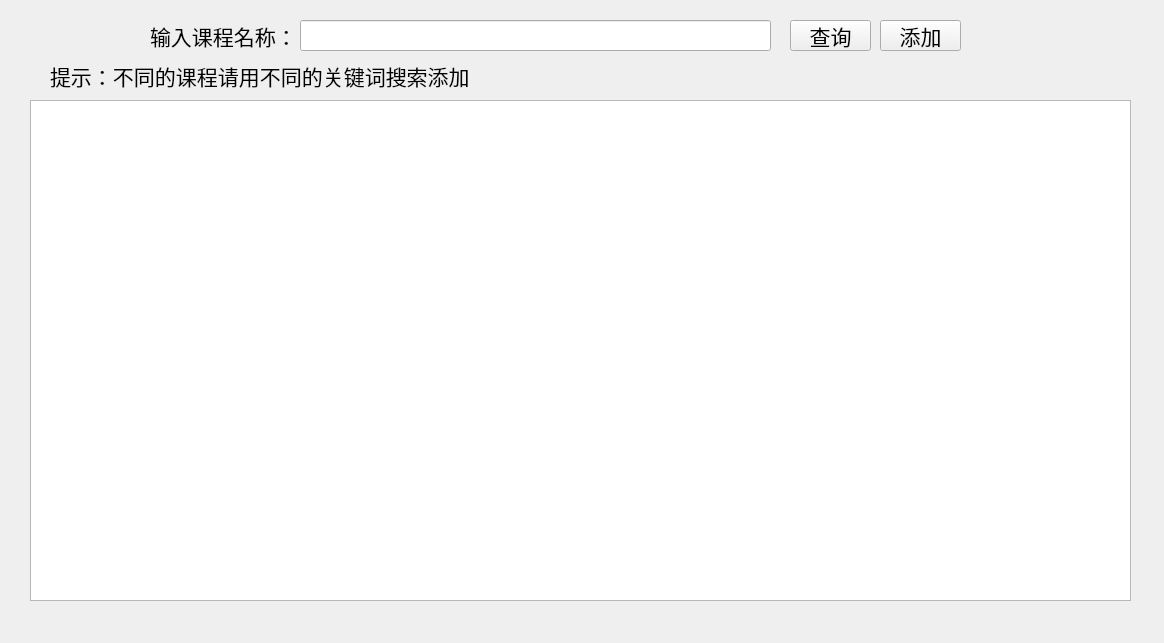
Qt form ui/add.ui (assumeengagetry/SCU-URP-Helper) before a commit.
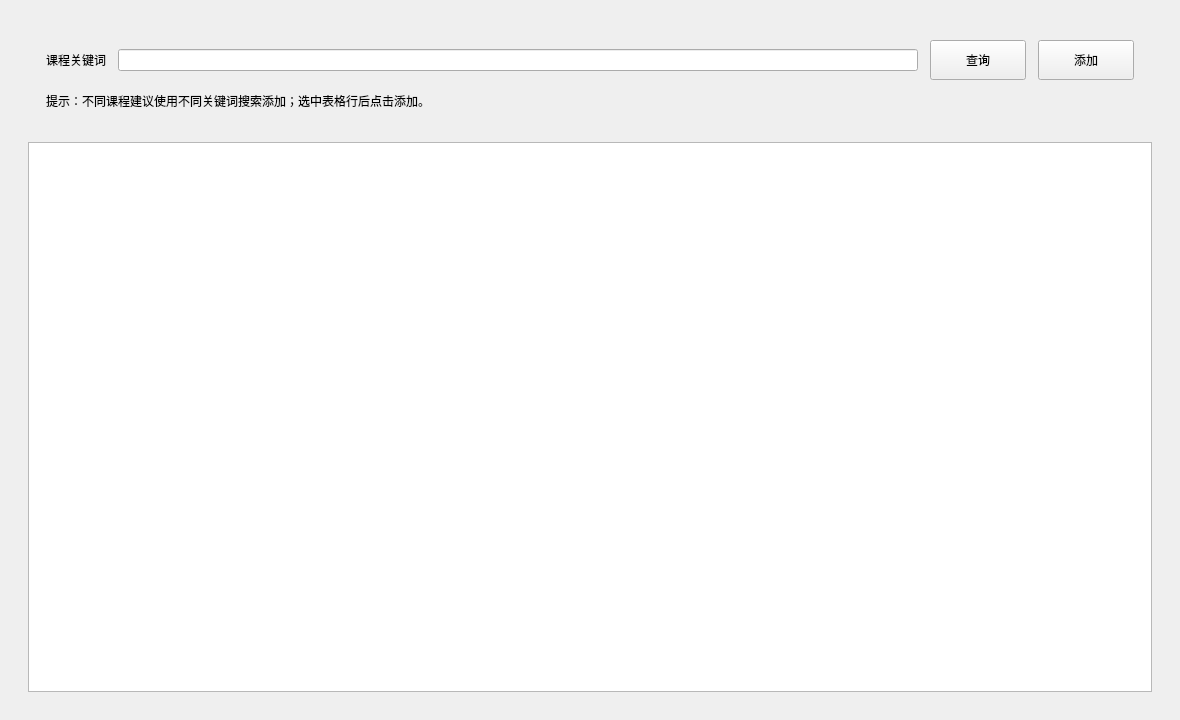
The same form after that commit.

Diff of the .ui file:
```diff
--- a/ui/add.ui
+++ b/ui/add.ui
@@ -6,115 +6,120 @@
    <rect>
     <x>0</x>
     <y>0</y>
-    <width>1164</width>
-    <height>643</height>
+    <width>1180</width>
+    <height>720</height>
    </rect>
   </property>
+  <property name="minimumSize">
+   <size>
+    <width>900</width>
+    <height>560</height>
+   </size>
+  </property>
   <property name="windowTitle">
    <string>SCU URP Helper</string>
   </property>
-  <widget class="QTableWidget" name="table">
-   <property name="geometry">
-    <rect>
-     <x>30</x>
-     <y>100</y>
-     <width>1101</width>
-     <height>501</height>
-    </rect>
+  <layout class="QVBoxLayout" name="pageLayout">
+   <property name="leftMargin">
+    <number>28</number>
    </property>
-  </widget>
-  <widget class="QLineEdit" name="query_info">
-   <property name="geometry">
-    <rect>
-     <x>300</x>
-     <y>20</y>
-     <width>471</width>
-     <height>31</height>
-    </rect>
+   <property name="topMargin">
+    <number>24</number>
    </property>
-   <property name="font">
-    <font>
-     <family>微软雅黑</family>
-     <pointsize>16</pointsize>
-    </font>
+   <property name="rightMargin">
+    <number>28</number>
    </property>
-  </widget>
-  <widget class="QPushButton" name="query_btn">
-   <property name="geometry">
-    <rect>
-     <x>790</x>
-     <y>20</y>
-     <width>81</width>
-     <height>31</height>
-    </rect>
+   <property name="bottomMargin">
+    <number>28</number>
    </property>
-   <property name="font">
-    <font>
-     <family>微软雅黑</family>
-     <pointsize>16</pointsize>
-    </font>
+   <property name="spacing">
+    <number>16</number>
    </property>
-   <property name="text">
-    <string>查询</string>
-   </property>
-  </widget>
-  <widget class="QLabel" name="label">
-   <property name="geometry">
-    <rect>
-     <x>150</x>
-     <y>20</y>
-     <width>161</width>
-     <height>31</height>
-    </rect>
-   </property>
-   <property name="font">
-    <font>
-     <family>微软雅黑</family>
-     <pointsize>16</pointsize>
-    </font>
-   </property>
-   <property name="text">
-    <string>输入课程名称：</string>
-   </property>
-  </widget>
-  <widget class="QPushButton" name="add_btn">
-   <property name="geometry">
-    <rect>
-     <x>880</x>
-     <y>20</y>
-     <width>81</width>
-     <height>31</height>
-    </rect>
-   </property>
-   <property name="font">
-    <font>
-     <family>微软雅黑</family>
-     <pointsize>16</pointsize>
-    </font>
-   </property>
-   <property name="text">
-    <string>添加</string>
-   </property>
-  </widget>
-  <widget class="QLabel" name="label_2">
-   <property name="geometry">
-    <rect>
-     <x>50</x>
-     <y>60</y>
-     <width>441</width>
-     <height>31</height>
-    </rect>
-   </property>
-   <property name="font">
-    <font>
-     <family>宋体</family>
-     <pointsize>16</pointsize>
-    </font>
-   </property>
-   <property name="text">
-    <string>提示：不同的课程请用不同的关键词搜索添加</string>
-   </property>
-  </widget>
+   <item>
+    <widget class="QFrame" name="toolbarCard">
+     <property name="frameShape">
+      <enum>QFrame::NoFrame</enum>
+     </property>
+     <layout class="QVBoxLayout" name="toolbarOuterLayout">
+      <property name="leftMargin">
+       <number>18</number>
+      </property>
+      <property name="topMargin">
+       <number>16</number>
+      </property>
+      <property name="rightMargin">
+       <number>18</number>
+      </property>
+      <property name="bottomMargin">
+       <number>16</number>
+      </property>
+      <property name="spacing">
+       <number>12</number>
+      </property>
+      <item>
+       <layout class="QHBoxLayout" name="toolbarLayout">
+        <property name="spacing">
+         <number>12</number>
+        </property>
+        <item>
+         <widget class="QLabel" name="label">
+          <property name="text">
+           <string>课程关键词</string>
+          </property>
+         </widget>
+        </item>
+        <item>
+         <widget class="QLineEdit" name="query_info">
+          <property name="minimumSize">
+           <size>
+            <width>360</width>
+            <height>0</height>
+           </size>
+          </property>
+         </widget>
+        </item>
+        <item>
+         <widget class="QPushButton" name="query_btn">
+          <property name="minimumSize">
+           <size>
+            <width>96</width>
+            <height>40</height>
+           </size>
+          </property>
+          <property name="text">
+           <string>查询</string>
+          </property>
+         </widget>
+        </item>
+        <item>
+         <widget class="QPushButton" name="add_btn">
+          <property name="minimumSize">
+           <size>
+            <width>96</width>
+            <height>40</height>
+           </size>
+          </property>
+          <property name="text">
+           <string>添加</string>
+          </property>
+         </widget>
+        </item>
+       </layout>
+      </item>
+      <item>
+       <widget class="QLabel" name="label_2">
+        <property name="text">
+         <string>提示：不同课程建议使用不同关键词搜索添加；选中表格行后点击添加。</string>
+        </property>
+       </widget>
+      </item>
+     </layout>
+    </widget>
+   </item>
+   <item>
+    <widget class="QTableWidget" name="table"/>
+   </item>
+  </layout>
  </widget>
  <resources/>
  <connections/>
```
